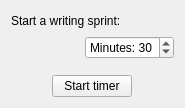
Above: ui/timer_setup_widget.ui from zkovari/plotlyst before the change. Below: the same form after it.
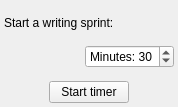
That is the form after the change.

Commit message: Reduce margins on sprint setup widget, closes #460

```diff
--- a/ui/timer_setup_widget.ui
+++ b/ui/timer_setup_widget.ui
@@ -6,8 +6,8 @@
    <rect>
     <x>0</x>
     <y>0</y>
-    <width>185</width>
-    <height>108</height>
+    <width>178</width>
+    <height>107</height>
    </rect>
   </property>
   <property name="sizePolicy">
@@ -20,6 +20,21 @@
    <string>Form</string>
   </property>
   <layout class="QVBoxLayout" name="verticalLayout">
+   <property name="spacing">
+    <number>3</number>
+   </property>
+   <property name="leftMargin">
+    <number>4</number>
+   </property>
+   <property name="topMargin">
+    <number>4</number>
+   </property>
+   <property name="rightMargin">
+    <number>4</number>
+   </property>
+   <property name="bottomMargin">
+    <number>4</number>
+   </property>
    <item>
     <widget class="QLabel" name="label">
      <property name="text">
```
